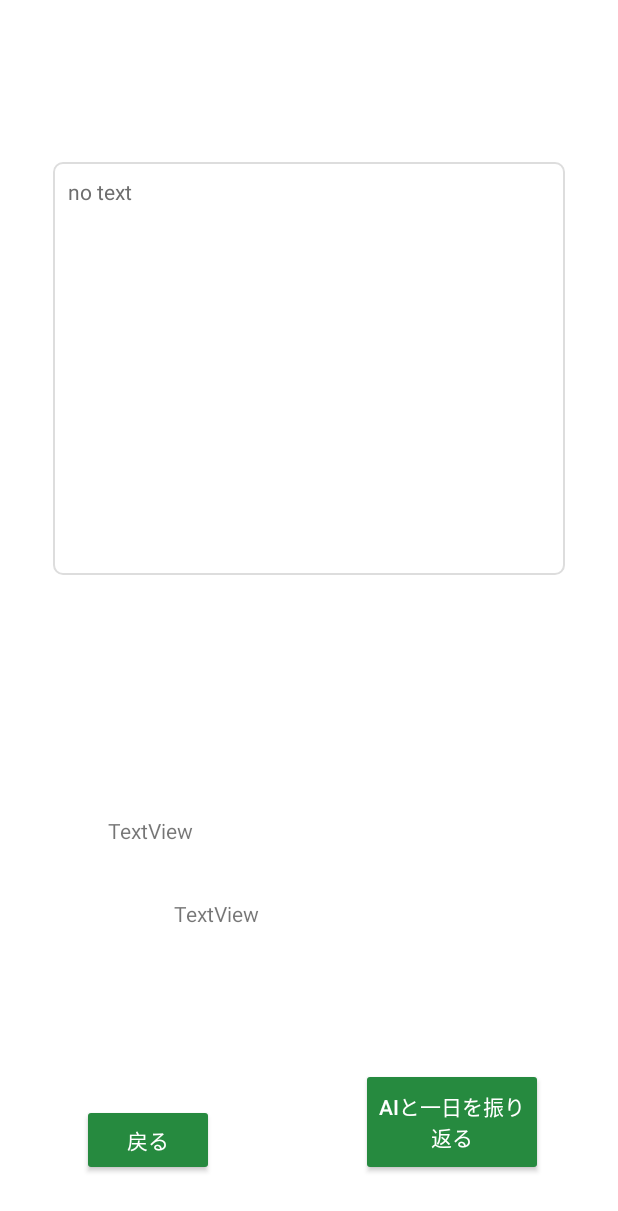
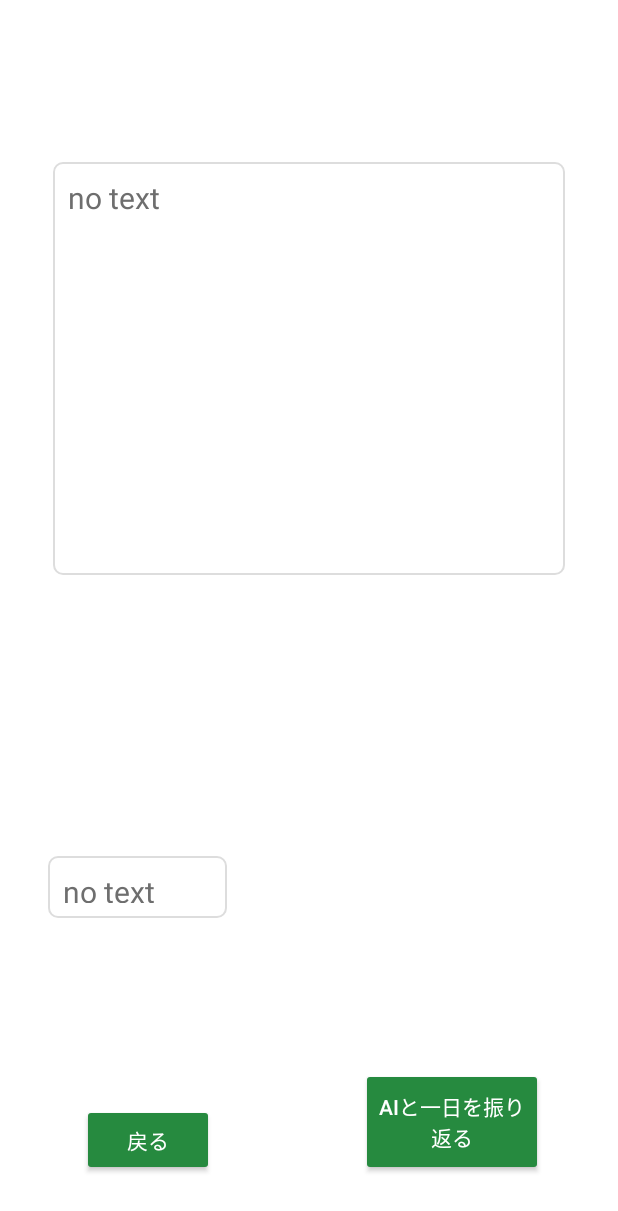
Before and after one commit to Yayoi-cs/Hackathon, an Android app: the layout activity_watch.xml on its own in the app's theme, with its tools: preview values and no code run, on a phone screen of 412 x 824 dp. Shown: the top 1211 px of the screen. Run offline under Robolectric (Android 15) with nearby library versions, the phone set to English and light mode, and no system bars.

Commit message:
レイアウト微調整

```diff
--- a/app/src/main/res/layout/activity_watch.xml
+++ b/app/src/main/res/layout/activity_watch.xml
@@ -50,27 +50,31 @@
         android:text=""
         android:textColor="#000000"
         android:textColorHint="#6E6E6E"
+        android:textSize="20sp"
         app:layout_constraintEnd_toEndOf="parent"
         app:layout_constraintStart_toStartOf="parent"
         app:layout_constraintTop_toTopOf="parent" />
 
     <TextView
-        android:id="@+id/text_view"
-        android:layout_width="wrap_content"
-        android:layout_height="wrap_content"
-        android:layout_marginStart="72dp"
-        android:layout_marginTop="544dp"
-        android:text="TextView"
-        app:layout_constraintStart_toStartOf="parent"
-        app:layout_constraintTop_toTopOf="parent" />
+        android:id="@+id/happiness_view"
+        android:layout_width="119dp"
+        android:layout_height="41dp"
+        android:layout_marginStart="32dp"
+        android:layout_marginBottom="212dp"
+        android:background="@drawable/textview_background"
+        android:elegantTextHeight="false"
+        android:ems="10"
+        android:hint="no text"
+        android:lines="12"
+        android:maxLines="1"
+        android:padding="10dp"
+        android:paddingLeft="10dp"
+        android:paddingBottom="10dp"
+        android:text=""
+        android:textColor="#000000"
+        android:textColorHint="#6E6E6E"
+        android:textSize="20sp"
+        app:layout_constraintBottom_toBottomOf="parent"
+        app:layout_constraintStart_toStartOf="parent" />
 
-    <TextView
-        android:id="@+id/satisfaction_count"
-        android:layout_width="wrap_content"
-        android:layout_height="wrap_content"
-        android:layout_marginStart="116dp"
-        android:layout_marginTop="36dp"
-        android:text="TextView"
-        app:layout_constraintStart_toStartOf="parent"
-        app:layout_constraintTop_toBottomOf="@+id/text_view" />
 </androidx.constraintlayout.widget.ConstraintLayout>
```
Also changed, not shown: app/src/main/java/com/example/hackathon/SpeechRecognizerManager.kt (+7 -11 lines), app/src/main/java/com/example/hackathon/WatchActivity.kt (+20 -15 lines), app/src/main/java/com/example/hackathon/WriteDiaryActivity.kt (+13 -29 lines), app/src/main/res/layout/activity_write_diary.xml (+5 -3 lines).
